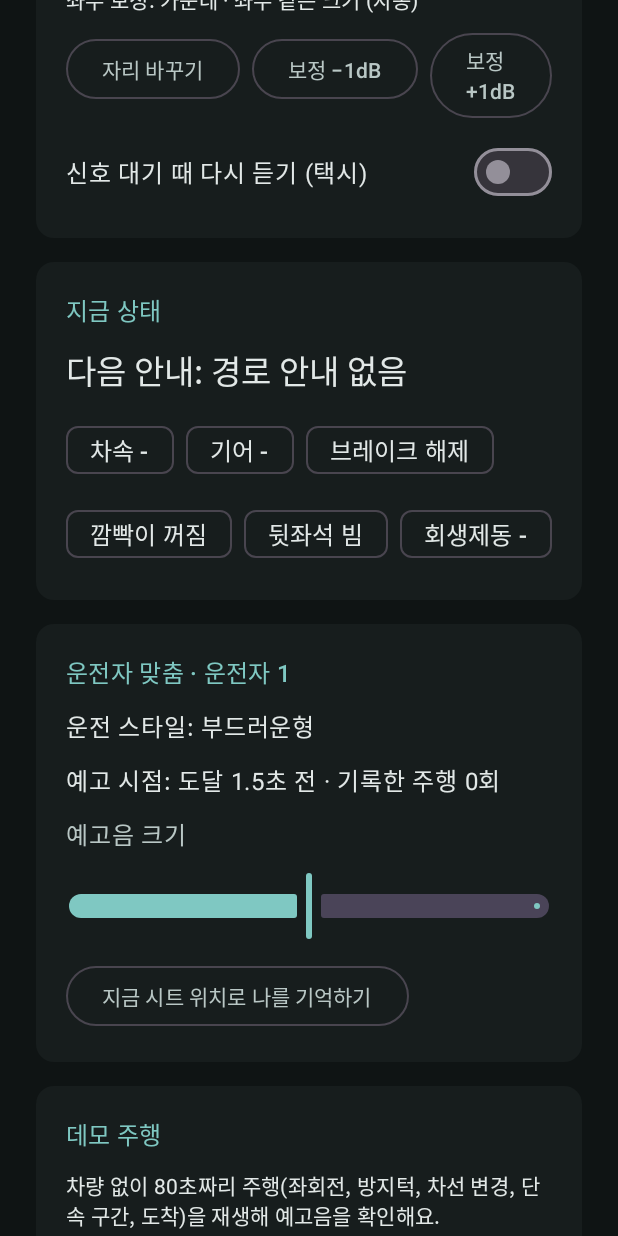
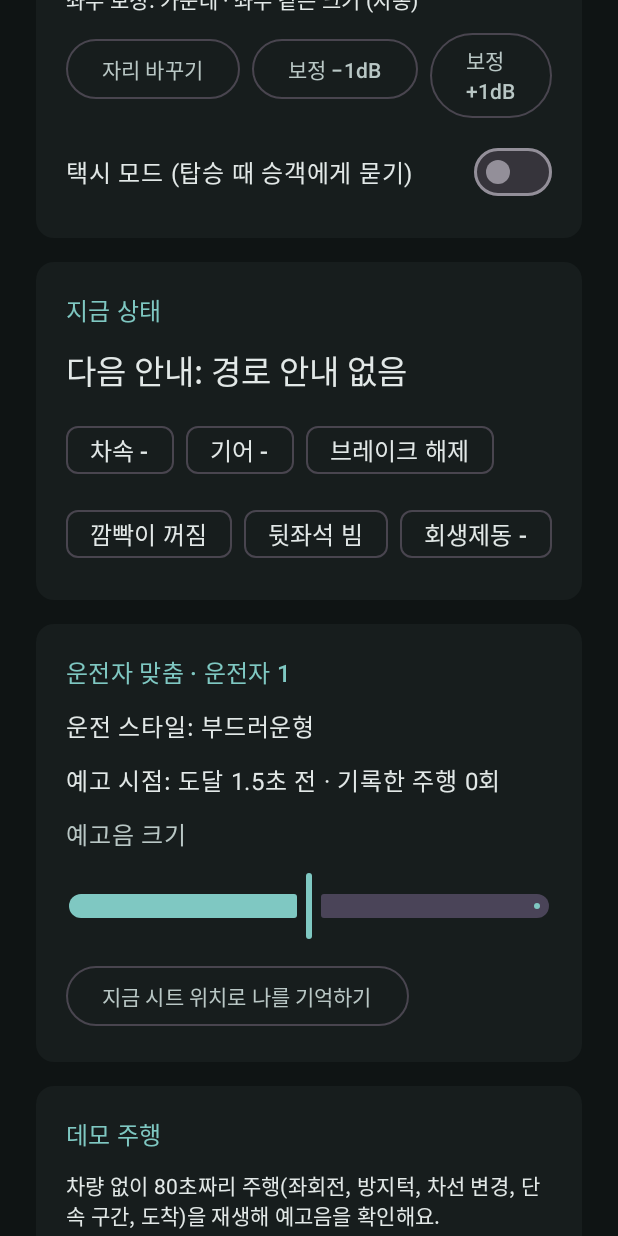
Before and after one commit to won-topiaa/hyundai-motor-group-challenge, an Android app built with Jetpack Compose: the screen it shows after launch (MainActivity), on a phone screen of 412 x 824 dp. Run offline under Robolectric (Android 15) with nearby library versions, the phone set to English and light mode, and no system bars; libraries missing offline, so code that uses them is left out: ai.pleos.playground; 20 statements that could not run were skipped.

Commit message:
택시 1분 사운드를 신호 대기 재생 대신 탑승 때 승객에게 묻는 방식으로 변경
- 택시 모드에서 멀미 모드를 켜면 '1분 듣고 출발 / 알림음만'을 화면과 음성으로 묻고, 주행 중 신호 대기에서는 다시 틀지 않음
- 음성 명령을 "1분 들을게요"·"알림음만 켜 줘"로 바꾸고, 택시 모드 설정을 새 키로 저장
- 기획서 핵심 요약·3-2·시나리오 B·5-1·5-2와 화면 캡처, README, 자체 검증 계획, 설문 스크립트를 새 방식에 맞춤
- 승객에게 묻는 이유로 서울 택시 시간 요금(30초당 100원, 서울시)을 인용, 릴리스 APK와 기획서 Word 갱신

Co-Authored-By: Claude Opus 5.5 <noreply@anthropic.com>

```diff
--- a/app/src/main/java/com/calmride/data/ProfileStore.kt
+++ b/app/src/main/java/com/calmride/data/ProfileStore.kt
@@ -38,10 +38,10 @@ class ProfileStore(context: Context) {
         get() = prefs.getFloat(KEY_BALANCE, PrimingBalance.DEFAULT_BOOST_DB)
         set(value) = prefs.edit().putFloat(KEY_BALANCE, value).apply()
 
-    /** Taxi option: play the 100Hz tone again when the car waits at a light during the ride. */
-    var replayAtStops: Boolean
-        get() = prefs.getBoolean(KEY_REPLAY, false)
-        set(value) = prefs.edit().putBoolean(KEY_REPLAY, value).apply()
+    /** Taxi option: ask the passenger at boarding whether to hear the 1-minute tone before departure. */
+    var taxiMode: Boolean
+        get() = prefs.getBoolean(KEY_TAXI, false)
+        set(value) = prefs.edit().putBoolean(KEY_TAXI, value).apply()
 
     fun clearAll() = prefs.edit().clear().apply()
 
@@ -49,7 +49,7 @@ class ProfileStore(context: Context) {
         private const val KEY_PROFILES = "profiles"
         private const val KEY_ACTIVE = "active"
         private const val KEY_BALANCE = "balanceBoostDb"
-        private const val KEY_REPLAY = "replayAtStops"
+        private const val KEY_TAXI = "taxiMode"
 
         fun defaultProfile() = DriverProfile(id = "driver-1", name = "운전자 1")
 
--- a/app/src/main/java/com/calmride/ui/CalmRideScreen.kt
+++ b/app/src/main/java/com/calmride/ui/CalmRideScreen.kt
@@ -71,6 +71,7 @@ fun CalmRideScreen(state: UiState, controller: CalmRideController) {
                     Banner("주행 중에는 화면 대신 소리와 음성으로만 안내해요.")
                 }
                 if (state.suggestMode) SuggestionCard(controller)
+                if (state.askPriming) AskPrimingCard(controller)
                 state.pendingTrip?.let { ComfortCard(controller) }
                 state.coaching?.let { tip ->
                     InfoCard(title = "맞춤 코칭 · ${tip.title}") {
@@ -208,12 +209,12 @@ private fun PrimingCard(state: UiState, controller: CalmRideController) {
             OutlinedButton(onClick = { controller.adjustBalance(1f) }) { Text("보정 +1dB") }
         }
         Row(verticalAlignment = Alignment.CenterVertically) {
-            Text("신호 대기 때 다시 듣기 (택시)", style = MaterialTheme.typography.bodyLarge, modifier = Modifier.weight(1f))
-            Switch(checked = state.replayAtStops, onCheckedChange = controller::setReplayAtStops)
+            Text("택시 모드 (탑승 때 승객에게 묻기)", style = MaterialTheme.typography.bodyLarge, modifier = Modifier.weight(1f))
+            Switch(checked = state.taxiMode, onCheckedChange = controller::setTaxiMode)
         }
-        if (state.replayAtStops && state.tripActive) {
+        if (state.taxiMode) {
             Text(
-                if (state.primedThisRide) "이번 주행에서 1분을 다 들었어요." else "3초 넘게 멈추면 재생하고, 출발하면 서서히 꺼요. 끊기면 다음 정차 때 처음부터 다시 들어요.",
+                "멀미 모드를 켜면 1분 듣고 출발할지, 알림음만 켤지 승객에게 물어요. 신호 대기 중에는 다시 틀지 않아요.",
                 color = MaterialTheme.colorScheme.onSurfaceVariant,
             )
         }
@@ -302,6 +303,17 @@ private fun SuggestionCard(controller: CalmRideController) {
 }
 
 @Composable
+private fun AskPrimingCard(controller: CalmRideController) {
+    InfoCard(title = "출발 전에 1분 소리를 들을까요?") {
+        Text("차가 서 있는 동안 낮은 소리(100Hz)를 1분 듣고 출발해요. 알림음만 켜면 바로 출발해요.", style = MaterialTheme.typography.bodyLarge)
+        Row(horizontalArrangement = Arrangement.spacedBy(12.dp)) {
+            Button(onClick = { controller.answerPriming(true) }, modifier = Modifier.height(56.dp)) { Text("1분 듣고 출발", fontSize = 18.sp) }
+            OutlinedButton(onClick = { controller.answerPriming(false) }, modifier = Modifier.height(56.dp)) { Text("알림음만", fontSize = 18.sp) }
+        }
+    }
+}
+
+@Composable
 private fun ComfortCard(controller: CalmRideController) {
     InfoCard(title = "동승자 컨디션은 어땠나요?") {
         Text("1점(많이 울렁거림) ~ 5점(아주 편안함)", color = MaterialTheme.colorScheme.onSurfaceVariant)
```
Also changed, not shown: app/src/main/java/com/calmride/core/VoiceCommandParser.kt (+4 -4 lines), app/src/main/java/com/calmride/runtime/CalmRideController.kt (+33 -36 lines), 9 other files.
